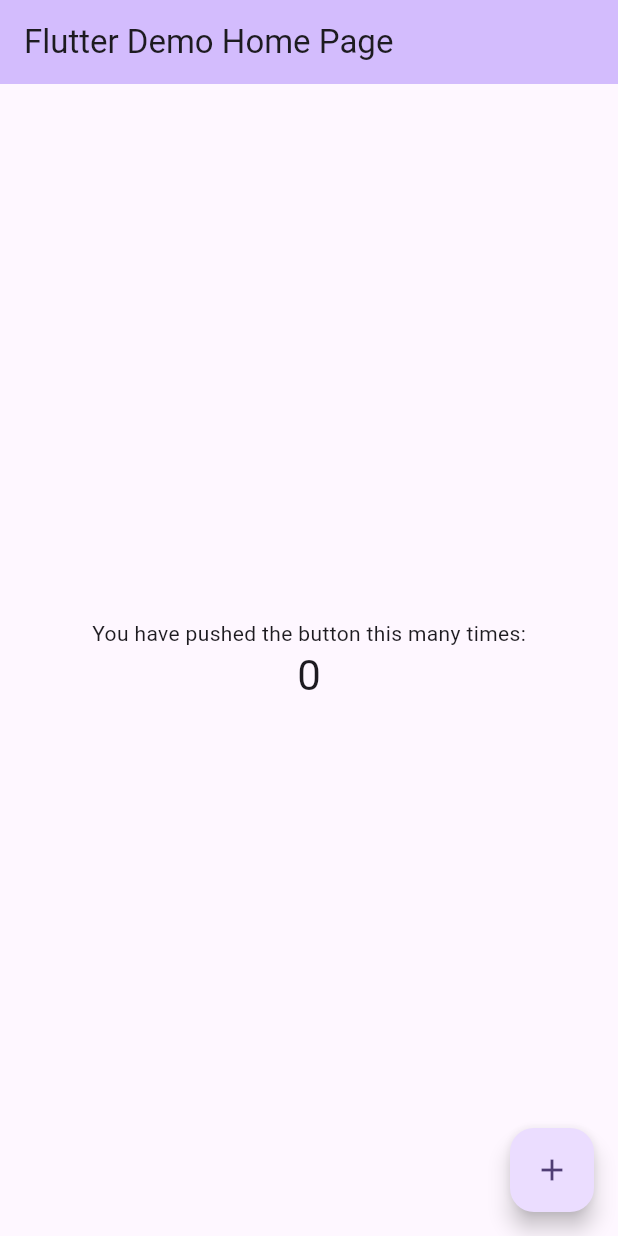
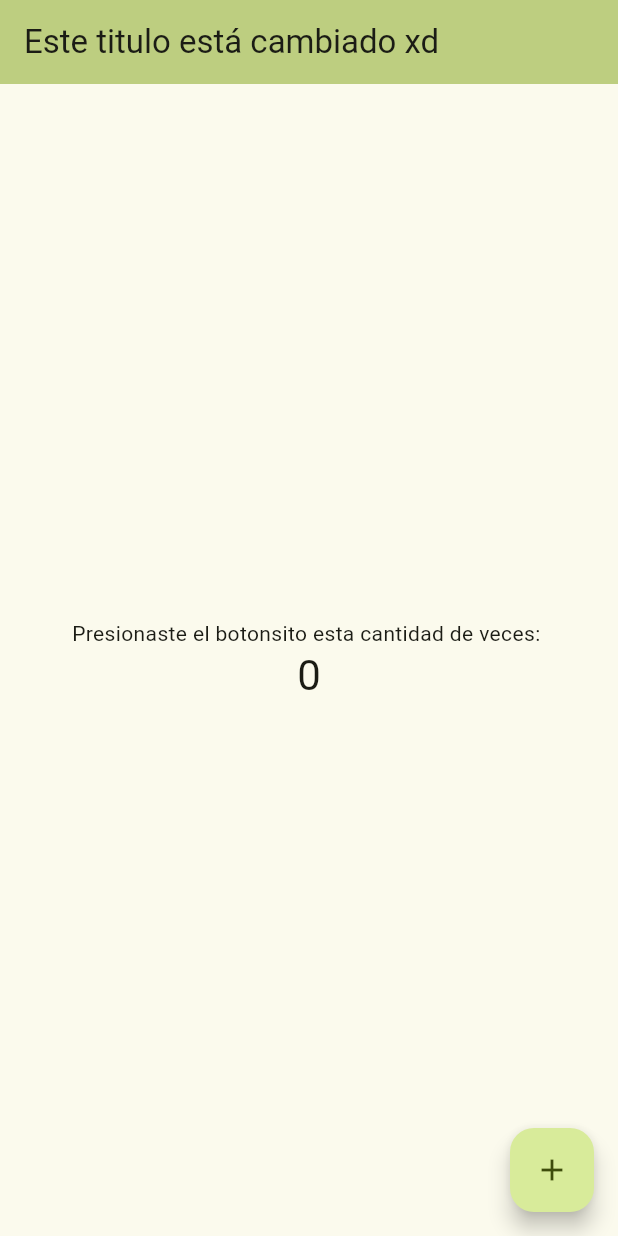
Before and after one commit to danielmnz/3479A321_2021479044, a Flutter app: the screen it shows after launch, on a phone screen of 412 x 824 dp. Run offline on Flutter 3.47's test engine with Material 3 defaults, Android fonts, the phone set to English and light mode, and no system bars.

Commit message:
primer commit de esta rama

```diff
--- a/lib/main.dart
+++ b/lib/main.dart
@@ -28,9 +28,9 @@
         //
         // This works for code too, not just values: Most code changes can be
         // tested with just a hot reload.
-        colorScheme: ColorScheme.fromSeed(seedColor: Colors.deepPurple),
+        colorScheme: ColorScheme.fromSeed(seedColor: const Color.fromARGB(255, 213, 224, 171)),
       ),
-      home: const MyHomePage(title: 'Flutter Demo Home Page'),
+      home: const MyHomePage(title: 'Este titulo está cambiado xd'),
     );
   }
 }
@@ -64,6 +64,18 @@
       // _counter without calling setState(), then the build method would not be
       // called again, and so nothing would appear to happen.
       _counter++;
+    });
+  }
+
+  void _restarContador() { //para disminuir el contador
+    setState(() {
+      _counter--;
+    });
+  }
+
+  void reiniciarContador() {
+    setState(() {
+      _counter = 0;
     });
   }
 
@@ -104,7 +116,7 @@
           // wireframe for each widget.
           mainAxisAlignment: MainAxisAlignment.center,
           children: <Widget>[
-            const Text('You have pushed the button this many times:'),
+            const Text('Presionaste el botonsito esta cantidad de veces: '),
             Text(
               '$_counter',
               style: Theme.of(context).textTheme.headlineMedium,
--- a/pubspec.yaml
+++ b/pubspec.yaml
@@ -34,6 +34,7 @@ dependencies:
   # The following adds the Cupertino Icons font to your application.
   # Use with the CupertinoIcons class for iOS style icons.
   cupertino_icons: ^1.0.8
+  flutter_svg: ^2.0.17
 
 dev_dependencies:
   flutter_test:
@@ -58,9 +59,8 @@ flutter:
   uses-material-design: true
 
   # To add assets to your application, add an assets section, like this:
-  # assets:
-  #   - images/a_dot_burr.jpeg
-  #   - images/a_dot_ham.jpeg
+  assets:
+    - assets/icons/icono.svg
 
   # An image asset can refer to one or more resolution-specific "variants", see
   # https://flutter.dev/to/resolution-aware-images
```
Also changed, not shown: assets/icons/icono.svg (added), pubspec.lock.
